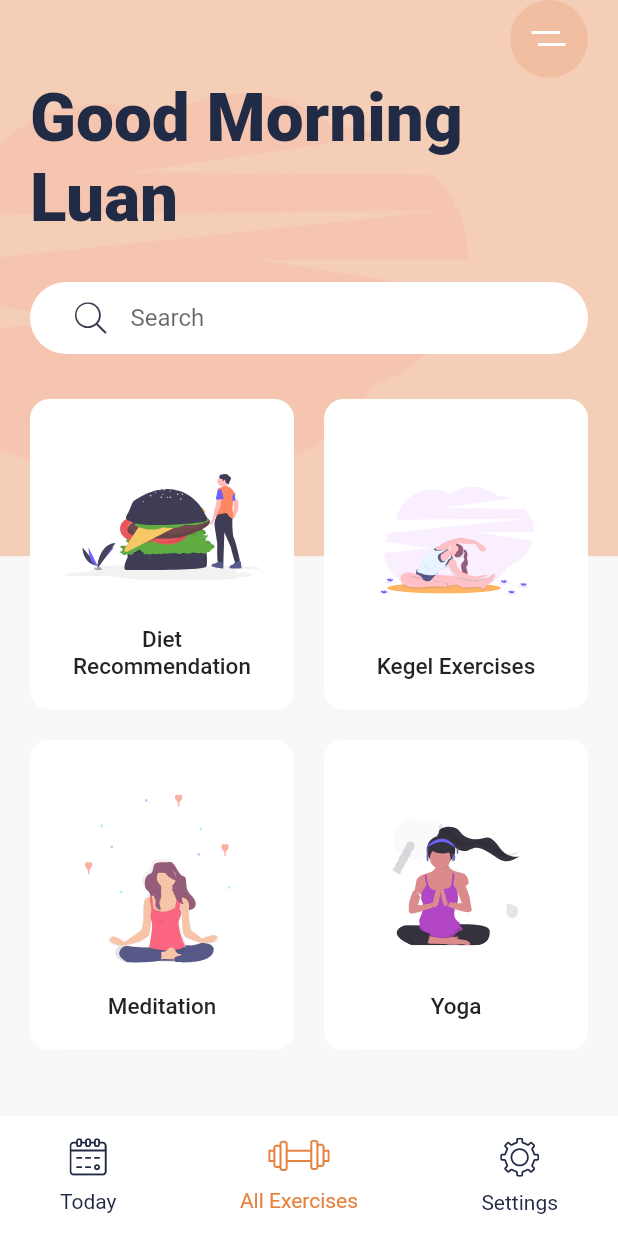
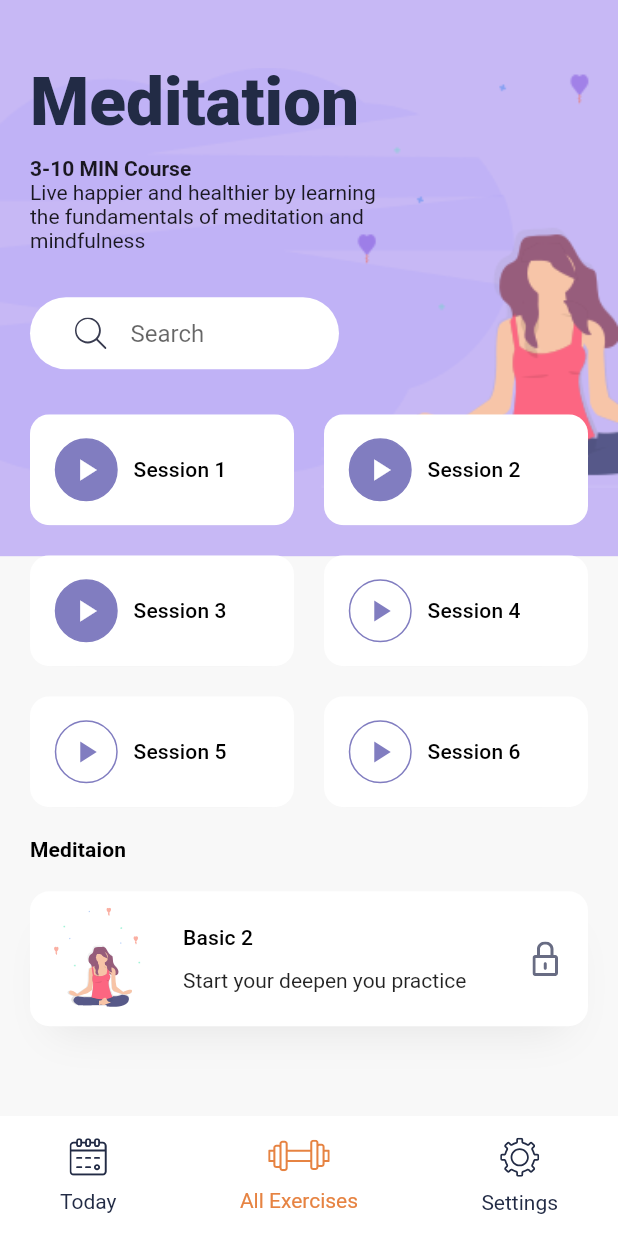
Before and after one commit to LuanSiHo/daily_exercises, a Flutter app: the screen it shows after launch, after a tap on "Yoga", on a phone screen of 412 x 824 dp. Run offline on Flutter 3.47's test engine with Material 2 defaults, Android fonts, the phone set to English and light mode, and no system bars; our stand-ins replace flutter_svg.

Commit message:
add excercise detail screen

```diff
--- a/lib/main.dart
+++ b/lib/main.dart
@@ -1,6 +1,8 @@
 import 'package:daily_exercise/constants.dart';
+import 'package:daily_exercise/screens/detail_screen.dart';
 import 'package:daily_exercise/widgets/bottom_nav_bar.dart';
 import 'package:daily_exercise/widgets/category_card_widget.dart';
+import 'package:daily_exercise/widgets/search_bar.dart';
 import 'package:flutter/material.dart';
 import 'package:flutter_svg/svg.dart';
 
@@ -60,13 +62,7 @@ class HomeScreen extends StatelessWidget {
                       "Good Morning Luan",
                       style: Theme.of(context).textTheme.displaySmall?.copyWith(fontWeight: FontWeight.w900),
                     ),
-                    Container(
-                        margin: EdgeInsets.symmetric(vertical: 30),
-                        padding: EdgeInsets.symmetric(horizontal: 30),
-                        decoration: BoxDecoration(color: Colors.white, borderRadius: BorderRadius.circular(29.5)),
-                        child: TextField(
-                            decoration:
-                                InputDecoration(icon: SvgPicture.asset("assets/icons/search.svg"), hintText: "Search", border: InputBorder.none))),
+                    SearchBar(),
                     Expanded(
                         child: GridView.count(
                       crossAxisCount: 2,
@@ -92,7 +88,11 @@ class HomeScreen extends StatelessWidget {
                         CategoryCard(
                           title: "Yoga",
                           svgSrc: "assets/icons/yoga.svg",
-                          press: () {},
+                          press: () {
+                            Navigator.push(context, MaterialPageRoute(builder: (context) {
+                                return DetailScreen();
+                            }));
+                          },
                         ),
                       ],
                     ))
--- /dev/null
+++ b/lib/screens/detail_screen.dart
@@ -0,0 +1,203 @@
+import 'package:daily_exercise/constants.dart';
+import 'package:daily_exercise/widgets/bottom_nav_bar.dart';
+import 'package:daily_exercise/widgets/search_bar.dart';
+import 'package:flutter/material.dart';
+import 'package:flutter_svg/svg.dart';
+
+class DetailScreen extends StatelessWidget {
+  const DetailScreen({Key? key}) : super(key: key);
+
+  @override
+  Widget build(BuildContext context) {
+    var size = MediaQuery.of(context).size;
+    return Scaffold(
+      bottomNavigationBar: BottomNavBar(),
+      body: Stack(
+        children: [
+          Container(
+            height: size.height * 0.45,
+            decoration: BoxDecoration(
+                color: kBlueLightColor,
+                image: DecorationImage(
+                    image: AssetImage("assets/images/meditation_bg.png"),
+                    fit: BoxFit.fitWidth)),
+          ),
+          SafeArea(
+              child: Padding(
+            padding: EdgeInsets.symmetric(horizontal: 20),
+            child: Column(
+              crossAxisAlignment: CrossAxisAlignment.start,
+              children: [
+                SizedBox(
+                  height: size.height * 0.05,
+                ),
+                Text(
+                  "Meditation",
+                  style: Theme.of(context)
+                      .textTheme
+                      .displaySmall
+                      ?.copyWith(fontWeight: FontWeight.w900),
+                ),
+                SizedBox(
+                  height: 10,
+                ),
+                Text(
+                  "3-10 MIN Course",
+                  style: TextStyle(fontWeight: FontWeight.bold),
+                ),
+                SizedBox(
+                  child: Text(
+                      "Live happier and healthier by learning the fundamentals of meditation and mindfulness"),
+                  width: size.width * 0.6,
+                ),
+                SizedBox(
+                  child: SearchBar(),
+                  width: size.width * 0.5,
+                ),
+                Wrap(
+                  spacing: 20,
+                  runSpacing: 20,
+                  children: [
+                    SessionCard(
+                      sessionNum: 1,
+                      isDone: true,
+                    ),
+                    SessionCard(
+                      sessionNum: 2,
+                      isDone: true,
+                    ),
+                    SessionCard(
+                      sessionNum: 3,
+                      isDone: true,
+                    ),
+                    SessionCard(
+                      sessionNum: 4,
+                      isDone: false,
+                    ),
+                    SessionCard(
+                      sessionNum: 5,
+                      isDone: false,
+                    ),
+                    SessionCard(
+                      sessionNum: 6,
+                      isDone: false,
+                    ),
+                  ],
+                ),
+                SizedBox(
+                  height: 20,
+                ),
+                Text(
+                  "Meditaion",
+                  style: Theme.of(context)
+                      .textTheme
+                      .titleSmall
+                      ?.copyWith(fontWeight: FontWeight.bold),
+                ),
+                Container(
+                  margin: EdgeInsets.symmetric(vertical: 20),
+                  padding: EdgeInsets.all(10),
+                  height: 90,
+                  decoration: BoxDecoration(
+                    color: Colors.white,
+                    borderRadius: BorderRadius.circular(13),
+                    boxShadow: [
+                      BoxShadow(
+                          offset: Offset(0, 17),
+                          blurRadius: 23,
+                          spreadRadius: -13,
+                          color: kShadowColor)
+                    ],
+                  ),
+                  child: Row(children: [
+                    SvgPicture.asset("assets/icons/Meditation_women_small.svg"),
+                    SizedBox(
+                      width: 20,
+                    ),
+                    Expanded(
+                      child: Column(
+                        crossAxisAlignment: CrossAxisAlignment.start,
+                        mainAxisAlignment: MainAxisAlignment.spaceEvenly,
+                        children: [
+                          Text(
+                            "Basic 2",
+                            style: Theme.of(context).textTheme.subtitle2,
+                          ),
+                          Text("Start your deepen you practice")
+                        ],
+                      ),
+                    ),
+                    Padding(
+                      padding: EdgeInsets.all(10),
+                      child: SvgPicture.asset("assets/icons/Lock.svg"),
+                    )
+                  ]),
+                )
+              ],
+            ),
+          ))
+        ],
+      ),
+    );
+  }
+}
+
+class SessionCard extends StatelessWidget {
+  final int? sessionNum;
+  final bool isDone;
+  const SessionCard({
+    Key? key,
+    this.sessionNum,
+    this.isDone = false,
+  }) : super(key: key);
+
+  @override
+  Widget build(BuildContext context) {
+    return LayoutBuilder(builder: (context, constraint) {
+      return ClipRRect(
+        borderRadius: BorderRadius.circular(13),
+        child: Container(
+          width: constraint.maxWidth / 2 - 10,
+          decoration: BoxDecoration(color: Colors.white, boxShadow: [
+            BoxShadow(
+                offset: Offset(0, 17),
+                blurRadius: 23,
+                spreadRadius: -13,
+                color: kShadowColor)
+          ]),
+          child: Material(
+            color: Colors.transparent,
+            child: InkWell(
+              onTap: () {},
+              child: Padding(
+                padding: const EdgeInsets.all(16.0),
+                child: Row(children: [
+                  Container(
+                    height: 42,
+                    width: 43,
+                    decoration: BoxDecoration(
+                      color: isDone ? kBlueColor : Colors.white,
+                      shape: BoxShape.circle,
+                      border: Border.all(color: kBlueColor),
+                    ),
+                    child: Icon(
+                      Icons.play_arrow,
+                      color: isDone ? Colors.white : kBlueColor,
+                    ),
+                  ),
+                  SizedBox(
+                    width: 10,
+                  ),
+                  Text(
+                    "Session ${sessionNum ?? 0}",
+                    style: Theme.of(context).textTheme.subtitle2,
+                  )
+                ]),
+              ),
+            ),
+          ),
+        ),
+      );
+    });
+  }
+}
--- /dev/null
+++ b/lib/widgets/search_bar.dart
@@ -0,0 +1,22 @@
+import 'package:flutter/material.dart';
+import 'package:flutter_svg/flutter_svg.dart';
+
+class SearchBar extends StatelessWidget {
+  const SearchBar({
+    Key? key,
+  }) : super(key: key);
+
+  @override
+  Widget build(BuildContext context) {
+    return Container(
+        margin: EdgeInsets.symmetric(vertical: 30),
+        padding: EdgeInsets.symmetric(horizontal: 30),
+        decoration: BoxDecoration(
+            color: Colors.white, borderRadius: BorderRadius.circular(29.5)),
+        child: TextField(
+            decoration: InputDecoration(
+                icon: SvgPicture.asset("assets/icons/search.svg"),
+                hintText: "Search",
+                border: InputBorder.none)));
+  }
+}
```
